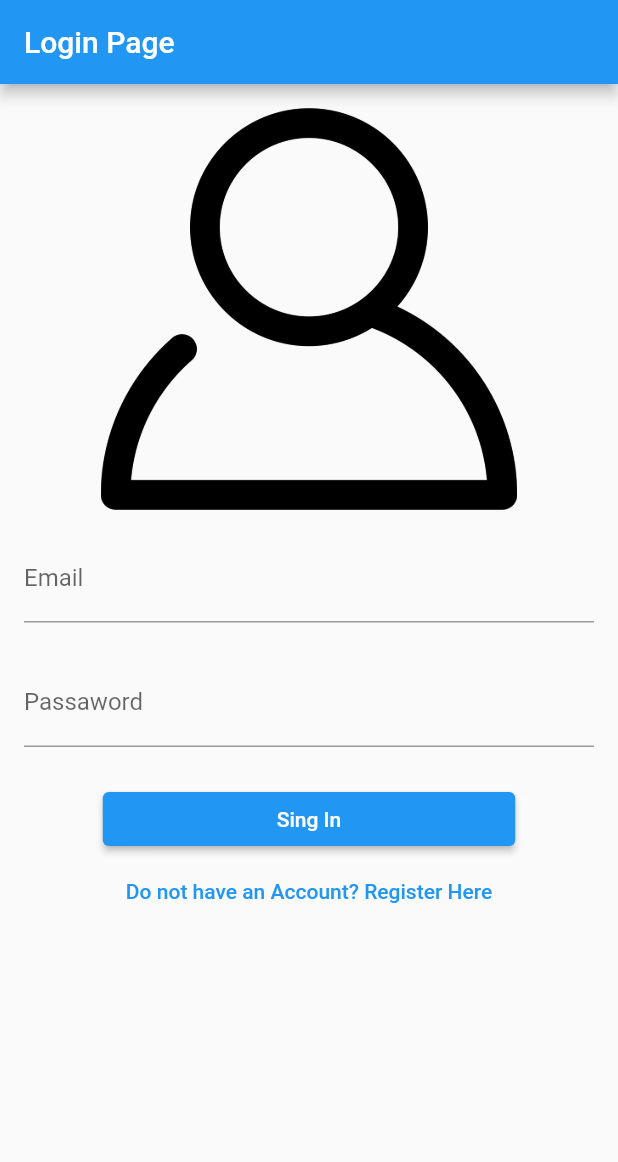
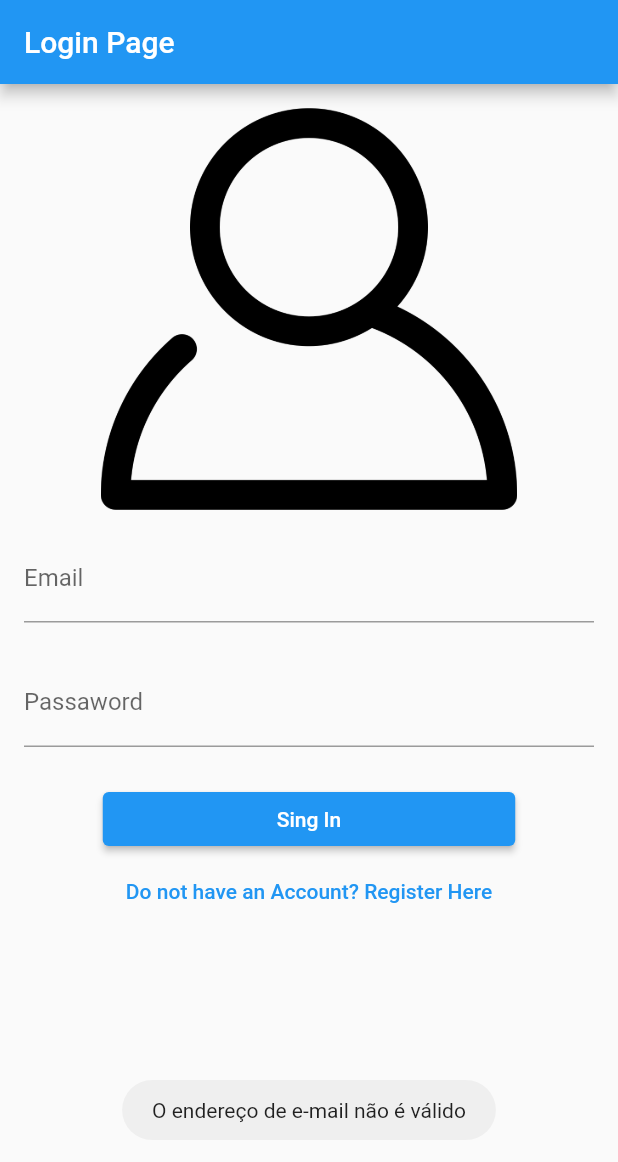
Before and after one commit to freddymtd/app.mobile.flutter-firebase-auth, a Flutter app: the screen it shows after launch, after a tap on "Sing In", on a phone screen of 412 x 824 dp. Shown: the top 1162 px of the screen. Run offline on Flutter 3.47's test engine with Material 2 defaults, Android fonts, the phone set to English and light mode, and no system bars; our stand-ins replace firebase_auth, firebase_core, firebase_database, fluttertoast; accounts and stored records are empty.

Commit message:
Sign in do usuário c/ firebase e validação simple

```diff
--- a/lib/screens/loginScreen.dart
+++ b/lib/screens/loginScreen.dart
@@ -1,7 +1,15 @@
+import 'package:firebase_auth/firebase_auth.dart';
+import 'package:firebase_database/firebase_database.dart';
 import 'package:flutter/material.dart';
+import 'package:uber_firebase/main.dart';
+import 'package:uber_firebase/screens/homeScreen.dart';
 import 'package:uber_firebase/screens/registerScreen.dart';
 
 class LoginScreen extends StatelessWidget {
+  final TextEditingController emailTextEditingController =
+      TextEditingController();
+  final TextEditingController passwordTextEditingController =
+      TextEditingController();
   static const String idScreen = "login";
   @override
   Widget build(BuildContext context) {
@@ -20,6 +28,7 @@ class LoginScreen extends StatelessWidget {
                 ),
               ),
               TextField(
+                controller: emailTextEditingController,
                 keyboardType: TextInputType.emailAddress,
                 decoration: InputDecoration(
                   labelText: "Email",
@@ -32,6 +41,7 @@ class LoginScreen extends StatelessWidget {
               ),
               SizedBox(height: 24),
               TextField(
+                controller: passwordTextEditingController,
                 obscureText: true,
                 decoration: InputDecoration(
                   labelText: "Passaword",
@@ -48,7 +58,16 @@ class LoginScreen extends StatelessWidget {
                   child: Text("Sing In"),
                   padding: const EdgeInsets.symmetric(horizontal: 100),
                 ),
-                onPressed: () => print("object"),
+                onPressed: () {
+                  if (!emailTextEditingController.text.contains("@")) {
+                    displayToastMessage(
+                        "O endereço de e-mail não é válido", context);
+                  } else if (passwordTextEditingController.text.isEmpty) {
+                    displayToastMessage("A senha é obrigatório", context);
+                  } else {
+                    loginAndAuthenticateUser(context);
+                  }
+                },
               ),
               TextButton(
                   child: Text(
@@ -64,4 +83,32 @@ class LoginScreen extends StatelessWidget {
       ),
     );
   }
+
+  final FirebaseAuth _firebaseAuth = FirebaseAuth.instance;
+  void loginAndAuthenticateUser(BuildContext context) async {
+    final User firebaseUser = (await _firebaseAuth
+            .signInWithEmailAndPassword(
+                email: emailTextEditingController.text,
+                password: passwordTextEditingController.text)
+            .catchError((errorMsg) {
+      displayToastMessage("Error: " + errorMsg.toString(), context);
+    }))
+        .user;
+
+    if (firebaseUser != null) {
+      userRef.child(firebaseUser.uid).once().then((DataSnapshot snapshot) {
+        if (snapshot.value != null) {
+          Navigator.pushNamedAndRemoveUntil(
+              context, HomeScreen.idScreen, (route) => false);
+          displayToastMessage("Logado com sucesso", context);
+        } else {
+          _firebaseAuth.signOut();
+          displayToastMessage(
+              "Usuário não registrado, Por favor crie uma conta", context);
+        }
+      });
+    } else {
+      displayToastMessage("Erro não login não realizado", context);
+    }
+  }
 }
--- a/lib/screens/registerScreen.dart
+++ b/lib/screens/registerScreen.dart
@@ -106,7 +106,8 @@ class _RegisterScreenState extends State<RegisterScreen> {
                         "O número de contato é obrigatório", context);
                   } else if (passwordTextEditingController.text.length < 6) {
                     displayToastMessage(
-                        "O número de password é obrigatório", context);
+                        "A senha é obrigatório ter no mínimo 5 caracteres",
+                        context);
                   } else {
                     registerNewUser(context);
                   }
```
